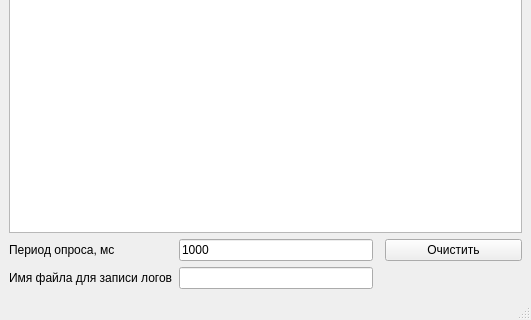
Before: the Qt Designer form mainwindow.ui in SeegmaEpsilon/QT_RIGOL_RS232, drawn with Qt 5; both pictures show x 0 to 531 and y 267 to 587 of the 531 by 587 pixel window.
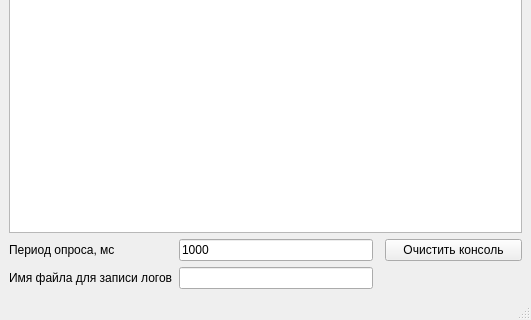
After: the same form once the commit is applied.

Patch:
```diff
--- a/mainwindow.ui
+++ b/mainwindow.ui
@@ -158,7 +158,7 @@
     <item row="7" column="3">
      <widget class="QPushButton" name="pushButton_consoleClear">
       <property name="text">
-       <string>Очистить</string>
+       <string>Очистить консоль</string>
       </property>
      </widget>
     </item>
```
